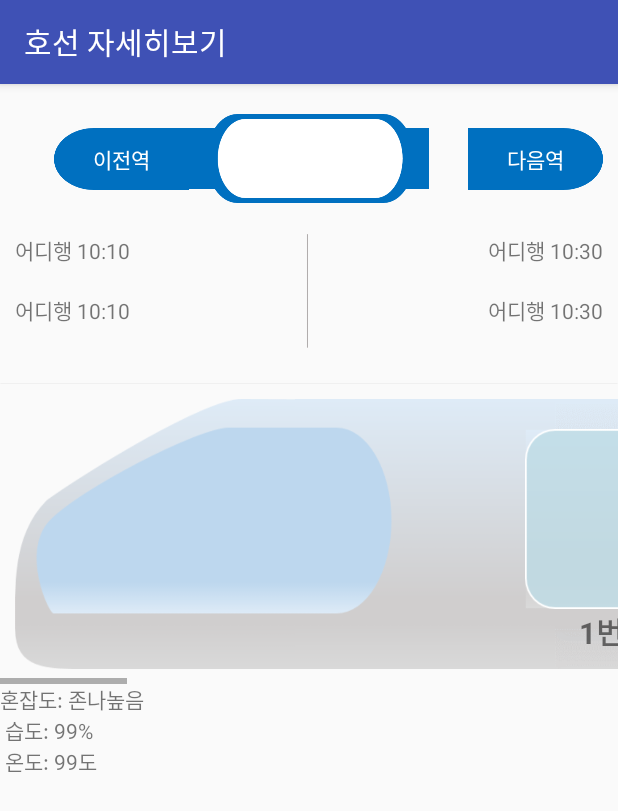
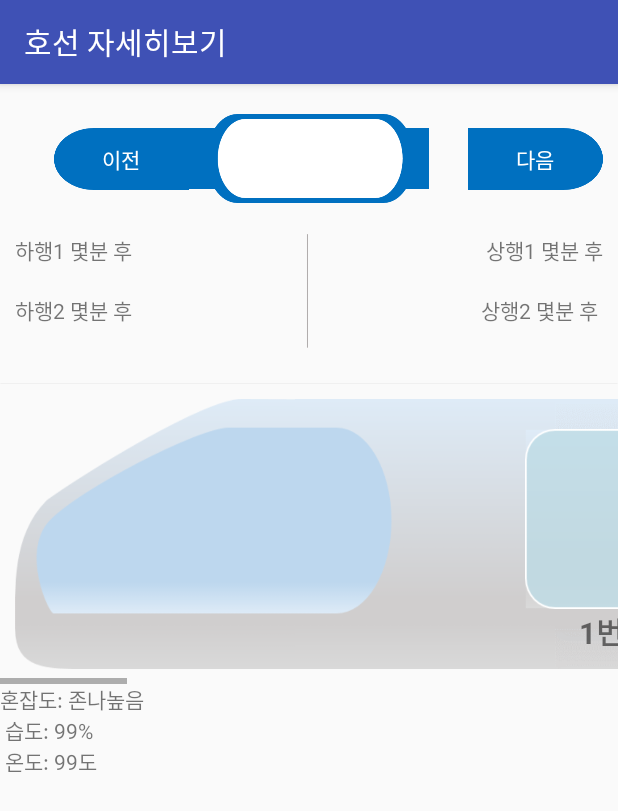
Before and after one commit to jongyeon95/SubwayInfo, an Android app: the DetailLineinfo screen opened directly, with no data from a screen before it, on a phone screen of 412 x 824 dp. Shown: the top 811 px of the screen. Run offline under Robolectric (Android 15) with nearby library versions, the phone set to English and light mode, and no system bars; 5 statements that could not run were skipped.

Commit message:
태일 마무리 실패 집가서 더

```diff
--- a/app/src/main/java/com/example/jongyepn/subwayinfo/DetailLineinfo.java
+++ b/app/src/main/java/com/example/jongyepn/subwayinfo/DetailLineinfo.java
@@ -6,12 +6,38 @@ import android.support.v7.app.AppCompatActivity;
 import android.widget.TextView;
 
 public class DetailLineinfo extends AppCompatActivity {
+
+    Variable variable;
+    TextView PreiviousStation;
+    TextView NextStation;
+    TextView Down1;
+    TextView Down2;
+    TextView Up1;
+    TextView Up2;
+
+
     protected void onCreate(Bundle savedInstanceState) {
         super.onCreate(savedInstanceState);
         setContentView(R.layout.stationinfo);
-        Intent intent=getIntent();
-        String infostation=intent.getStringExtra("INFO");
-        TextView staioninfotext=(TextView)findViewById(R.id.centertext);
+        Intent intent = getIntent();
+        String infostation = intent.getStringExtra("INFO");  // 인텐트로 받은 현재역 넣은거
+        TextView staioninfotext = (TextView) findViewById(R.id.centertext);   // 현재역 넣은거
         staioninfotext.setText(infostation);
+
+        for (int i = 1; i < variable.getLine4().size(); i++) {  // 0은 제외로함 지금 왜냐면 첫역은 따로처리해야하니까
+
+            if (infostation.equals(variable.getLine4().get(i))) {  // 한성대 였을때
+                PreiviousStation.setText(variable.getLine4().get(i - 1));  // 성신여대
+                NextStation.setText(variable.getLine4().get(i + 1));  // 혜화
+            }
+        }
+
+        Down1.setText(variable.getDNSubwayInfo().get(0).getArvlMsg3() + "  " + variable.getDNSubwayInfo().get(0).getArvlMsg2());
+        Down2.setText(variable.getDNSubwayInfo().get(1).getArvlMsg3() + "  " + variable.getDNSubwayInfo().get(1).getArvlMsg2());
+
+        Up1.setText(variable.getUPSubwayInfo().get(0).getArvlMsg3() + "  " + variable.getUPSubwayInfo().get(0).getArvlMsg2());
+        Up2.setText(variable.getUPSubwayInfo().get(1).getArvlMsg3() + "  " + variable.getUPSubwayInfo().get(1).getArvlMsg2());
+
+
     }
 }
--- a/app/src/main/java/com/example/jongyepn/subwayinfo/Variable.java
+++ b/app/src/main/java/com/example/jongyepn/subwayinfo/Variable.java
@@ -6,7 +6,11 @@ public class Variable {
 
     private static Variable variable;
     private static ArrayList<AllSubwayInfo> allSubwayInfo = new ArrayList<AllSubwayInfo>();
+    private static ArrayList<AllSubwayInfo> UPSubwayInfo = new ArrayList<>();
+    private static ArrayList<AllSubwayInfo> DNSubwayInfo = new ArrayList<>();
 
+
+    private static ArrayList<String> Line4 = new ArrayList<>();
 
     private Variable() {
         variable = new Variable();
@@ -25,4 +29,32 @@ public class Variable {
     }
 
 
+
+
+    public static ArrayList<String> getLine4() {
+        return Line4;
+    }
+
+    public static void setLine4(ArrayList<String> line4) {
+        Line4 = line4;
+    }
+
+    public static ArrayList<AllSubwayInfo> getUPSubwayInfo() {
+        return UPSubwayInfo;
+    }
+
+    public static void setUPSubwayInfo(ArrayList<AllSubwayInfo> UPSubwayInfo) {
+        Variable.UPSubwayInfo = UPSubwayInfo;
+    }
+
+    public static ArrayList<AllSubwayInfo> getDNSubwayInfo() {
+        return DNSubwayInfo;
+    }
+
+    public static void setDNSubwayInfo(ArrayList<AllSubwayInfo> DNSubwayInfo) {
+        Variable.DNSubwayInfo = DNSubwayInfo;
+    }
+
+
+
 }
--- a/app/src/main/res/layout/stationinfo.xml
+++ b/app/src/main/res/layout/stationinfo.xml
@@ -17,16 +17,19 @@
             >
 
             <TextView
+                android:id="@+id/Previous_Station"
                 android:layout_width="90dp"
                 android:layout_height="41dp"
                 android:layout_marginTop="29dp"
                 android:layout_toLeftOf="@id/centertext"
                 android:background="@drawable/infoa"
                 android:gravity="center"
-                android:text="이전역"
+                android:text="이전"
                 android:textColor="#FFFFFF" />
 
             <TextView
+                android:id="@+id/Next_Station"
+
                 android:layout_width="90dp"
                 android:layout_height="41dp"
 
@@ -36,7 +39,7 @@
                 android:layout_marginTop="29dp"
                 android:background="@drawable/infoc"
                 android:gravity="center"
-                android:text="다음역"
+                android:text="다음"
                 android:textColor="#FFFFFF" />
 
             <TextView
@@ -54,34 +57,38 @@
 
 
             <TextView
+                android:id="@+id/Down1"
                 android:layout_width="wrap_content"
                 android:layout_height="wrap_content"
                 android:layout_marginLeft="10dp"
                 android:layout_marginTop="100dp"
-                android:text="어디행 10:10" />
+                android:text="하행1 몇분 후" />
 
             <TextView
+                android:id="@+id/Down2"
                 android:layout_width="wrap_content"
                 android:layout_height="wrap_content"
                 android:layout_marginLeft="10dp"
                 android:layout_marginTop="140dp"
-                android:text="어디행 10:10" />
+                android:text="하행2 몇분 후" />
 
             <TextView
+                android:id="@+id/Down3"
                 android:layout_width="wrap_content"
                 android:layout_height="wrap_content"
                 android:layout_alignParentRight="true"
                 android:layout_marginRight="10dp"
                 android:layout_marginTop="100dp"
-                android:text="어디행 10:30" />
+                android:text="상행1 몇분 후" />
 
             <TextView
+                android:id="@+id/Down4"
                 android:layout_width="wrap_content"
                 android:layout_height="wrap_content"
                 android:layout_alignParentRight="true"
                 android:layout_marginRight="10dp"
                 android:layout_marginTop="140dp"
-                android:text="어디행 10:30" />
+                android:text="상행2 몇분 후 " />
 
         </RelativeLayout>
 
@@ -279,8 +286,8 @@
             android:layout_height="match_parent">
 
             <TextView
-                android:layout_width="200dp"
-                android:layout_height="400dp"
+                android:layout_width="match_parent"
+                android:layout_height="match_parent"
 
 
                 android:text="혼잡도: 존나높음 \n 습도: 99% \n 온도: 99도 \n " />
```
Also changed, not shown: app/src/main/java/com/example/jongyepn/subwayinfo/GetSubwayData.java (+12 -8 lines), app/src/main/java/com/example/jongyepn/subwayinfo/MainActivity.java (+61 -30 lines).
